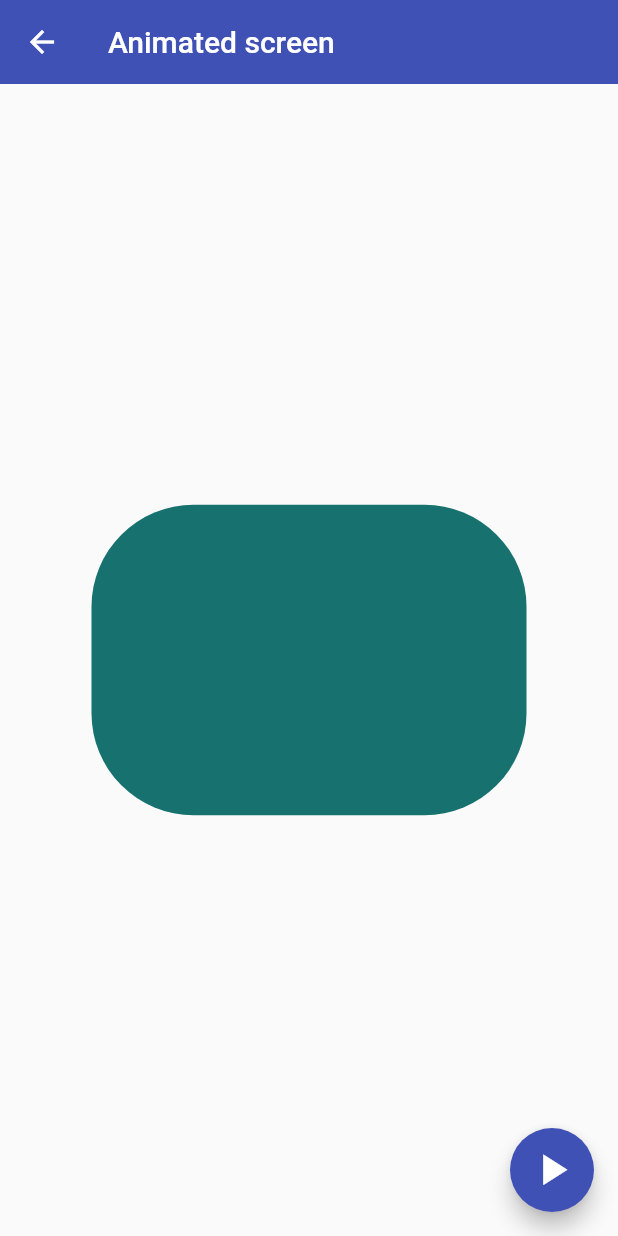
After one commit to favioamarillapy/flutter-components, a Flutter app: the AnimatedScreen screen opened by its route, after a tap on the "play arrow" icon, on a phone screen of 412 x 824 dp. The commit adds this screen. Run offline on Flutter 3.47's test engine with Material 2 defaults, Android fonts, the phone set to English and light mode, and no system bars.

Commit message:
Created animation container screen

```diff
--- a/lib/router/app_routes.dart
+++ b/lib/router/app_routes.dart
@@ -1,5 +1,6 @@
 import 'package:flutter/material.dart';
 import 'package:flutter_components/models/models.dart';
+import 'package:flutter_components/screens/animated_screen.dart';
 import 'package:flutter_components/screens/screens.dart';
 
 class AppRoutes {
@@ -9,6 +10,12 @@ class AppRoutes {
       "/",
       Icons.home,
       const HomeScreen(),
+    ),
+    MenuOption(
+      "Animated container",
+      "/animated-screen",
+      Icons.play_circle,
+      const AnimatedScreen(),
     ),
     MenuOption(
       "Alert",
--- /dev/null
+++ b/lib/screens/animated_screen.dart
@@ -0,0 +1,63 @@
+import 'dart:math';
+
+import 'package:flutter/material.dart';
+
+class AnimatedScreen extends StatefulWidget {
+  const AnimatedScreen({super.key});
+
+  @override
+  State<AnimatedScreen> createState() => _AnimatedScreenState();
+}
+
+class _AnimatedScreenState extends State<AnimatedScreen> {
+  double _width = 50;
+  double _height = 50;
+  Color _color = Colors.indigo;
+  BorderRadiusGeometry _borderRadiusGeometry = BorderRadius.circular(10);
+
+  void onChangeShape() {
+    final random = Random();
+
+    _width = random.nextInt(300).toDouble() + 70;
+    _height = random.nextInt(300).toDouble() + 70;
+    _color = Color.fromRGBO(
+      random.nextInt(255),
+      random.nextInt(255),
+      random.nextInt(255),
+      1,
+    );
+    _borderRadiusGeometry = BorderRadius.circular(
+      random.nextInt(100).toDouble() + 10,
+    );
+
+    setState(() {});
+  }
+
+  @override
+  Widget build(BuildContext context) {
+    return Scaffold(
+      appBar: AppBar(
+        title: const Text("Animated screen"),
+      ),
+      body: Center(
+        child: AnimatedContainer(
+          duration: const Duration(milliseconds: 400),
+          curve: Curves.easeOutCubic,
+          width: _width,
+          height: _height,
+          decoration: BoxDecoration(
+            color: _color,
+            borderRadius: _borderRadiusGeometry,
+          ),
+        ),
+      ),
+      floatingActionButton: FloatingActionButton(
+        onPressed: onChangeShape,
+        child: const Icon(
+          Icons.play_arrow,
+          size: 35,
+        ),
+      ),
+    );
+  }
+}
```
